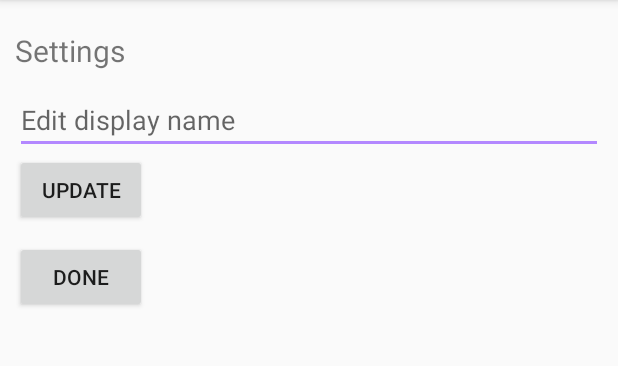
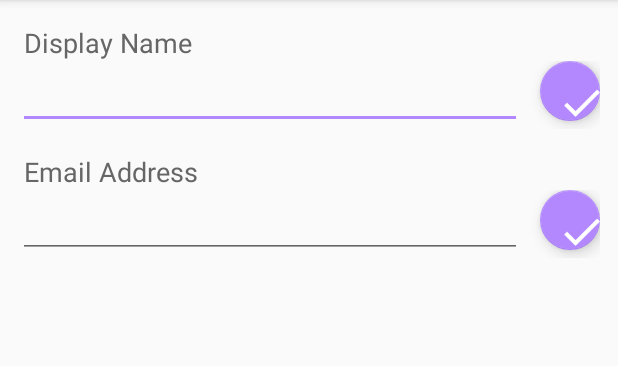
Before and after one commit to shreyas208/CS411-DataBASS, an Android app: the SettingsActivity screen opened directly, with no data from a screen before it, on a phone screen of 412 x 824 dp, the part 84-450 px from its top. Run offline under Robolectric (Android 15) with nearby library versions, the light colour scheme and no system bars.

Commit message:
Frontend update

```diff
--- a/databass-android/app/src/main/java/com/shreyas208/databass/ui/LoginActivity.java
+++ b/databass-android/app/src/main/java/com/shreyas208/databass/ui/LoginActivity.java
@@ -1,9 +1,8 @@
 package com.shreyas208.databass.ui;
 
-import android.content.Context;
 import android.content.Intent;
+import android.os.Bundle;
 import android.support.v7.app.AppCompatActivity;
-import android.os.Bundle;
 import android.util.Log;
 import android.view.View;
 import android.widget.Button;
--- a/databass-android/app/src/main/java/com/shreyas208/databass/ui/MainActivity.java
+++ b/databass-android/app/src/main/java/com/shreyas208/databass/ui/MainActivity.java
@@ -1,8 +1,8 @@
 package com.shreyas208.databass.ui;
 
 import android.content.Intent;
+import android.os.Bundle;
 import android.support.v7.app.AppCompatActivity;
-import android.os.Bundle;
 import android.view.View;
 import android.widget.Button;
 
--- a/databass-android/app/src/main/res/layout/activity_settings.xml
+++ b/databass-android/app/src/main/res/layout/activity_settings.xml
@@ -1,56 +1,82 @@
 <?xml version="1.0" encoding="utf-8"?>
-<android.support.constraint.ConstraintLayout xmlns:android="http://schemas.android.com/apk/res/android"
+<LinearLayout
+    xmlns:android="http://schemas.android.com/apk/res/android"
     xmlns:app="http://schemas.android.com/apk/res-auto"
     xmlns:tools="http://schemas.android.com/tools"
     android:layout_width="match_parent"
     android:layout_height="match_parent"
+    android:orientation="vertical"
     tools:context="com.shreyas208.databass.ui.SettingsActivity">
+
+    <TextView
+        android:layout_width="wrap_content"
+        android:layout_height="wrap_content"
+        android:layout_marginLeft="16dp"
+        android:layout_marginRight="12dp"
+        android:layout_marginTop="16dp"
+        android:textColor="@color/darkGray"
+        android:textSize="18sp"
+        android:text="@string/settings_et_display_name"/>
 
     <LinearLayout
         android:layout_width="match_parent"
-        android:layout_height="match_parent"
-        android:orientation="vertical"
-        app:layout_constraintBottom_toBottomOf="parent"
-        app:layout_constraintLeft_toLeftOf="parent"
-        app:layout_constraintRight_toRightOf="parent"
-        app:layout_constraintTop_toTopOf="parent">
-
-        <TextView
-            android:id="@+id/settingsTextView"
-            android:layout_width="match_parent"
-            android:layout_height="wrap_content"
-            android:layout_marginLeft="10dp"
-            android:layout_marginRight="10dp"
-            android:layout_marginTop="20dp"
-            android:text="@string/settings"
-            android:textSize="20sp" />
+        android:layout_height="wrap_content"
+        android:layout_marginLeft="12dp"
+        android:layout_marginRight="12dp"
+        android:orientation="horizontal"
+        android:clipChildren="false">
 
         <EditText
-            android:id="@+id/editDisplayNameEditText"
-            android:layout_width="match_parent"
+            android:id="@+id/settings_et_display_name"
+            android:layout_width="0dp"
+            android:layout_weight="1"
             android:layout_height="wrap_content"
-            android:layout_marginLeft="10dp"
-            android:layout_marginRight="10dp"
-            android:layout_marginTop="10dp"
-            android:hint="@string/edit_display_name"
-            android:inputType="textPersonName" />
+            android:inputType="textPersonName"/>
 
-        <Button
-            android:id="@+id/updateDisplayNameButton"
-            android:layout_width="wrap_content"
-            android:layout_height="wrap_content"
-            android:layout_marginLeft="10dp"
-            android:layout_marginRight="10dp"
-            android:onClick="clickUpdateDisplayNameButton"
-            android:text="Update" />
-
-        <Button
-            android:id="@+id/doneButton"
-            android:layout_width="wrap_content"
-            android:layout_height="wrap_content"
-            android:layout_margin="10dp"
-            android:onClick="clickDoneButton"
-            android:text="@string/done" />
+        <android.support.design.widget.FloatingActionButton
+            android:id="@+id/settings_fab_display_name"
+            android:layout_width="40dp"
+            android:layout_height="40dp"
+            android:scaleType="centerCrop"
+            android:layout_marginLeft="12dp"
+            android:src="@drawable/ic_check_black_48dp"
+            android:tint="@color/white"/>
 
     </LinearLayout>
-</android.support.constraint.ConstraintLayout>
+
+    <TextView
+        android:layout_width="wrap_content"
+        android:layout_height="wrap_content"
+        android:layout_marginLeft="16dp"
+        android:layout_marginRight="12dp"
+        android:layout_marginTop="16dp"
+        android:textColor="@color/darkGray"
+        android:textSize="18sp"
+        android:text="@string/settings_et_email_address"/>
+
+    <LinearLayout
+        android:layout_width="match_parent"
+        android:layout_height="wrap_content"
+        android:layout_marginLeft="12dp"
+        android:layout_marginRight="12dp"
+        android:orientation="horizontal"
+        android:clipChildren="false">
+
+        <EditText
+            android:id="@+id/settings_et_email_address"
+            android:layout_width="0dp"
+            android:layout_weight="1"
+            android:layout_height="wrap_content"
+            android:inputType="textEmailAddress"/>
+
+        <android.support.design.widget.FloatingActionButton
+            android:id="@+id/settings_fab_email_address"
+            android:layout_width="40dp"
+            android:layout_height="40dp"
+            android:layout_marginLeft="12dp"
+            android:src="@drawable/ic_check_black_48dp"
+            android:tint="@color/white"/>
+
+    </LinearLayout>
+
+</LinearLayout>
--- a/databass-android/app/src/main/res/values/strings.xml
+++ b/databass-android/app/src/main/res/values/strings.xml
@@ -41,12 +41,15 @@
     <string name="profile_btn_checking_in">Checking In…</string>
     <string name="profile_toast_location_denied">Location access is required to Check In.</string>
     <string name="profile_toast_failure">Failed to load profile. Please try again.</string>
-    <string name="profile_toast_checkin_failure">Failed to Check In. Please try again.</string>
+    <string name="profile_toast_checkin_failure">Check In failed. Please try again.</string>
 
     <string name="settings_label">Travelations - Settings</string>
+    <string name="settings_et_display_name">Display Name</string>
+    <string name="settings_et_email_address">Email Address</string>
+    <string name="settings_et_password">Display Name</string>
+    <string name="settings_toast_display_name_empty">Display Name must not be empty.</string>
+    <string name="settings_toast_email_address_empty">Email Address must not be empty.</string>
+    <string name="settings_toast_success">Save successful!</string>
+    <string name="settings_toast_failure">Save failed. Please try again.</string>
 
-    <string name="done">Done</string>
-    <string name="edit_display_name">Edit display name</string>
-    <string name="logout">Logout</string>
-    <string name="settings">Settings</string>
 </resources>
```
Also changed, not shown: databass-android/app/src/main/java/com/shreyas208/databass/TravelationsApp.java (+10 -1 lines), databass-android/app/src/main/java/com/shreyas208/databass/ui/Dummy.java (deleted, +0 -22 lines), databass-android/app/src/main/java/com/shreyas208/databass/ui/ProfileActivity.java (+6 -2 lines), databass-android/app/src/main/java/com/shreyas208/databass/ui/RegisterActivity.java (+2 -6 lines), databass-android/app/src/main/java/com/shreyas208/databass/ui/SettingsActivity.java (+82 -27 lines), databass-android/app/src/main/res/drawable-hdpi/ic_check_black_48dp.png (added), databass-android/app/src/main/res/drawable-mdpi/ic_check_black_48dp.png (added), databass-android/app/src/main/res/drawable-xhdpi/ic_check_black_48dp.png (added), databass-android/app/src/main/res/drawable-xxhdpi/ic_check_black_48dp.png (added), databass-android/app/src/main/res/drawable-xxxhdpi/ic_check_black_48dp.png (added).
